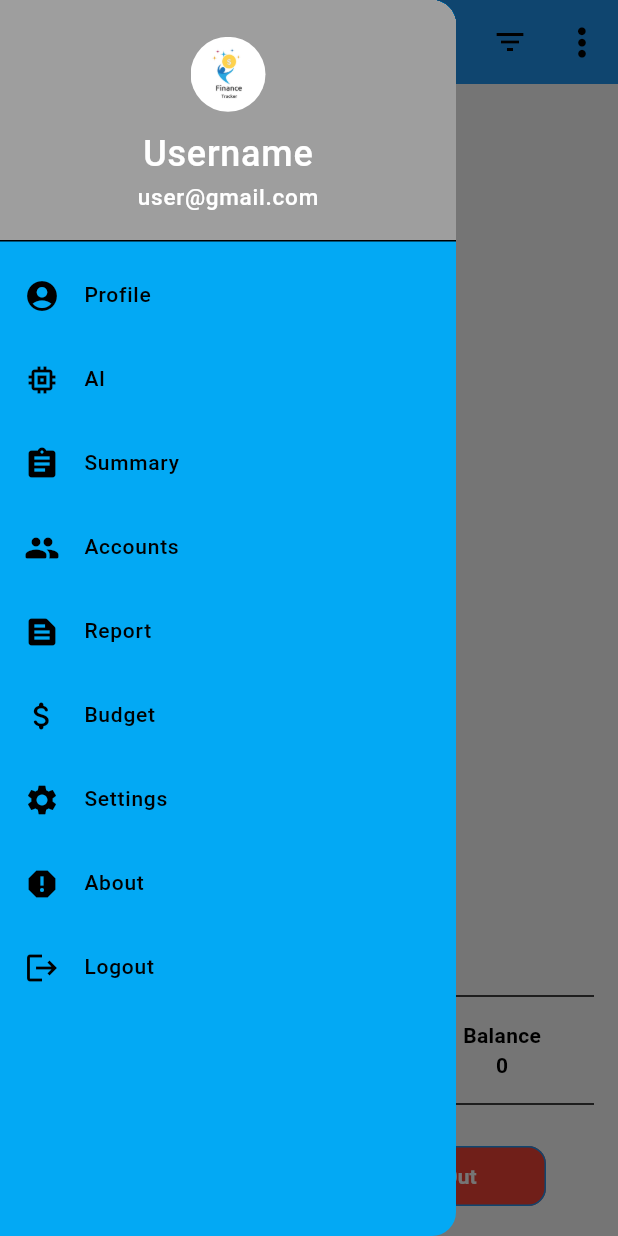
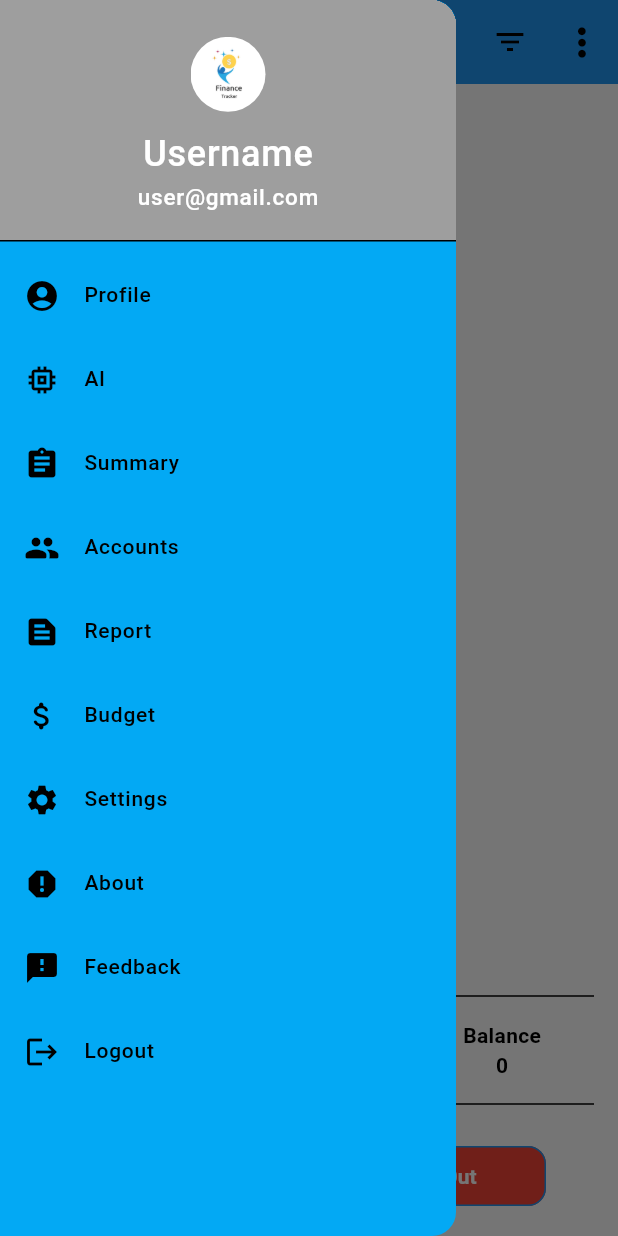
Before and after one commit to JONIETECH/CASH-APP, a Flutter app: the DashboardPage screen opened directly, with the side drawer open, on a phone screen of 412 x 824 dp. Run offline on Flutter 3.47's test engine with Material 3 defaults, Android fonts, the phone set to English and light mode, and no system bars; our stand-ins replace bloc, equatable, flutter_bloc, font_awesome_flutter, fpdart, get_it and 6 more; accounts and stored records are empty.

Commit message:
added icon to the app drawer

```diff
--- a/lib/features/feedback/presentation/pages/reviews.dart
+++ b/lib/features/feedback/presentation/pages/reviews.dart
@@ -1,6 +1,7 @@
 import 'package:flutter/material.dart';
 
 class ReviewPage extends StatelessWidget {
+  static route() => MaterialPageRoute(builder: (context) => const ReviewPage());
   const ReviewPage({super.key});
 
   @override
--- a/lib/features/finance/presentation/widgets/app_drawer.dart
+++ b/lib/features/finance/presentation/widgets/app_drawer.dart
@@ -1,3 +1,4 @@
+import 'package:finance_tracker/features/feedback/presentation/pages/reviews.dart';
 import 'package:flutter/material.dart';
 import 'package:finance_tracker/features/auth/presentation/pages/login_page.dart';
 import 'package:finance_tracker/features/auth/presentation/widgets/logout_confirmation_dialog.dart';
@@ -113,6 +114,13 @@ class AppDrawer extends StatelessWidget {
             },
           ),
           ListTile(
+            leading: const Icon(Icons.feedback),
+            title: const Text('Feedback'),
+            onTap: () {
+              Navigator.push(context, ReviewPage.route());
+            },
+          ),
+          ListTile(
             leading: const Icon(Icons.logout),
             title: const Text('Logout'),
             onTap: () {
```
